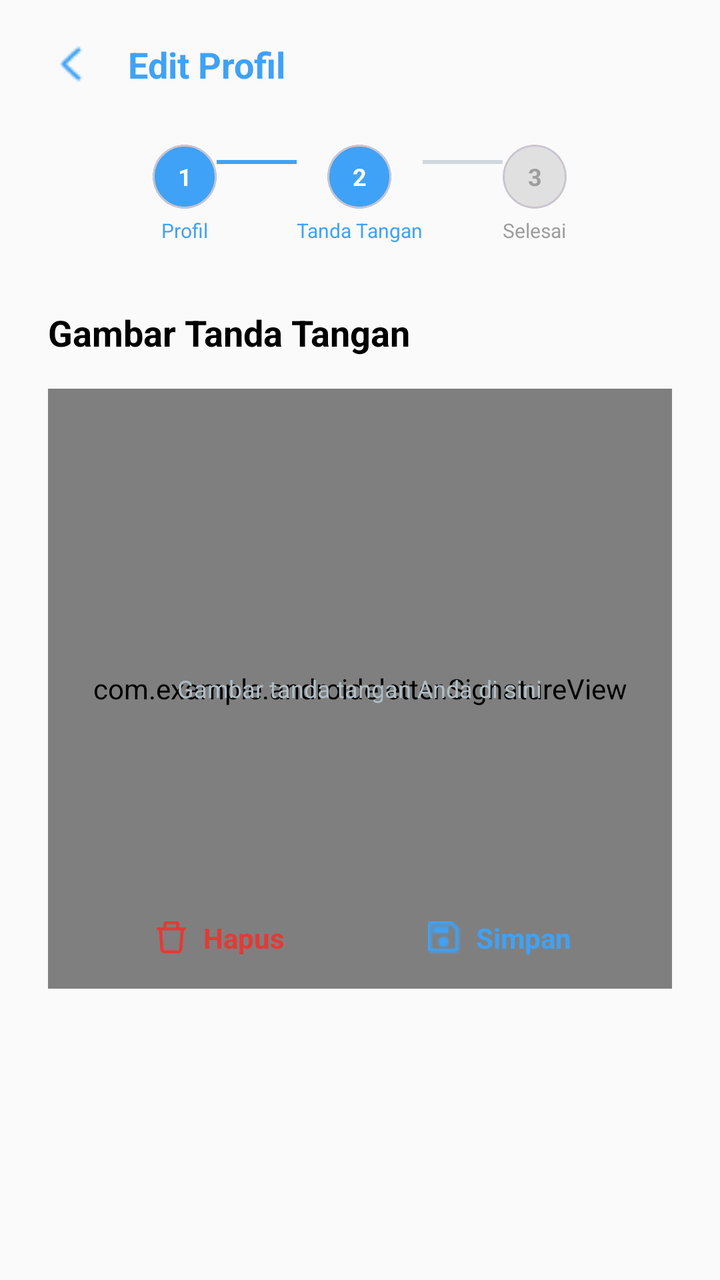
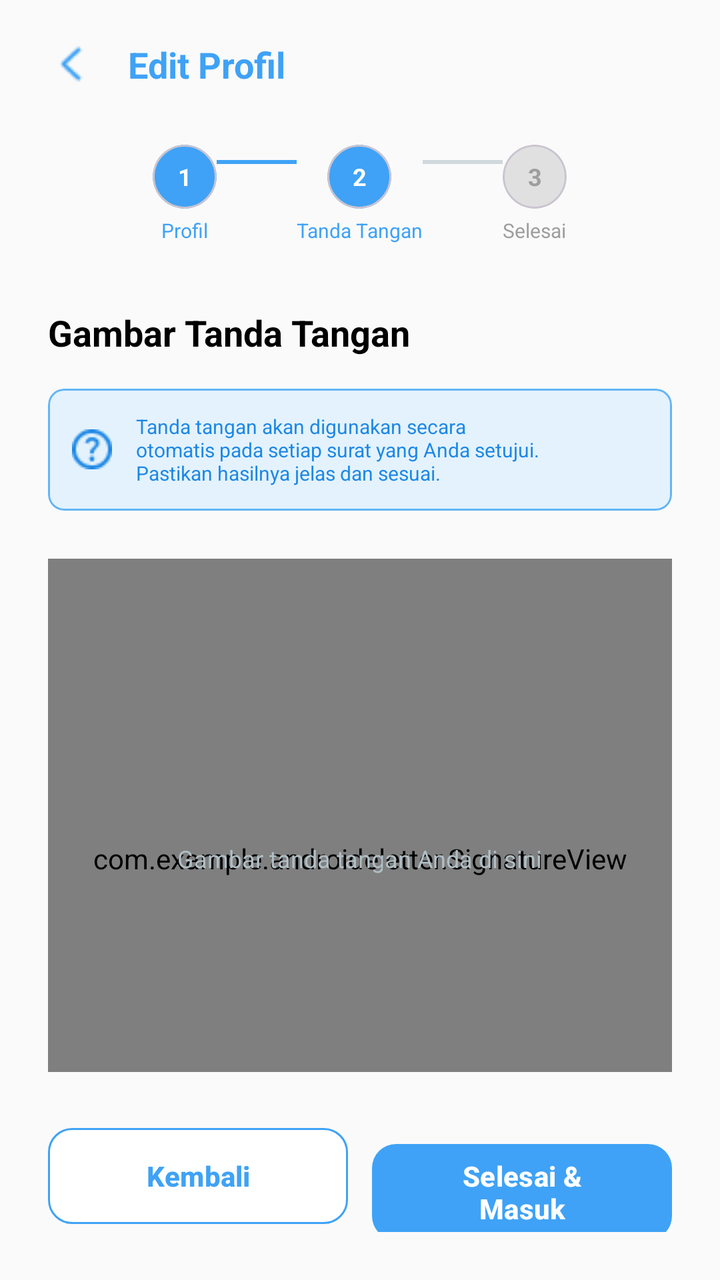

Compare the two renders of this Android layout. The source of the first and the diff that turns it into the second are given below.
<!-- AndroidManifest.xml: application theme Theme.AndroidELetter -->
<!-- res/layout/halaman_tanda_tangan_siswa.xml -->
<?xml version="1.0" encoding="utf-8"?>
<androidx.constraintlayout.widget.ConstraintLayout xmlns:android="http://schemas.android.com/apk/res/android"
    xmlns:app="http://schemas.android.com/apk/res-auto"
    xmlns:tools="http://schemas.android.com/tools"
    android:layout_width="match_parent"
    android:layout_height="match_parent"
    android:background="#FAFAFA"
    tools:context=".halaman_tanda_tangan_siswa">

    
    <LinearLayout
        android:id="@+id/header_layout"
        android:layout_width="match_parent"
        android:layout_height="wrap_content"
        android:gravity="center_vertical"
        android:orientation="horizontal"
        android:paddingHorizontal="24dp"
        android:paddingVertical="20dp"
        app:layout_constraintTop_toTopOf="parent">

        <ImageView android:id="@+id/btn_back" android:layout_width="24dp" android:layout_height="24dp" android:src="@drawable/tombol_back" app:tint="#3FA2F6" />
        <TextView android:layout_width="wrap_content" android:layout_height="wrap_content" android:layout_marginStart="16dp" android:text="Edit Profil" android:textColor="#3FA2F6" android:textSize="18sp" android:textStyle="bold" />
    </LinearLayout>

    <LinearLayout
        android:layout_width="match_parent"
        android:layout_height="0dp"
        android:orientation="vertical"
        android:paddingHorizontal="24dp"
        app:layout_constraintBottom_toBottomOf="parent"
        app:layout_constraintTop_toBottomOf="@+id/header_layout">

        
        <LinearLayout android:layout_width="match_parent" android:layout_height="wrap_content" android:layout_marginTop="8dp" android:layout_marginBottom="32dp" android:gravity="center" android:orientation="horizontal">
            
            <LinearLayout android:layout_width="wrap_content" android:layout_height="wrap_content" android:orientation="vertical" android:gravity="center">
                <com.google.android.material.card.MaterialCardView android:layout_width="32dp" android:layout_height="32dp" app:cardBackgroundColor="#3FA2F6" app:cardCornerRadius="16dp" app:cardElevation="0dp">
                    <TextView android:layout_width="match_parent" android:layout_height="match_parent" android:gravity="center" android:text="1" android:textColor="@color/white" android:textSize="12sp" android:textStyle="bold" />
                </com.google.android.material.card.MaterialCardView>
                <TextView android:layout_width="wrap_content" android:layout_height="wrap_content" android:layout_marginTop="4dp" android:text="Profil" android:textColor="#3FA2F6" android:textSize="10sp" />
            </LinearLayout>
            <View android:layout_width="40dp" android:layout_height="2dp" android:layout_marginBottom="16dp" android:background="#3FA2F6" />
            
            <LinearLayout android:layout_width="wrap_content" android:layout_height="wrap_content" android:orientation="vertical" android:gravity="center">
                <com.google.android.material.card.MaterialCardView android:layout_width="32dp" android:layout_height="32dp" app:cardBackgroundColor="#3FA2F6" app:cardCornerRadius="16dp" app:cardElevation="0dp">
                    <TextView android:layout_width="match_parent" android:layout_height="match_parent" android:gravity="center" android:text="2" android:textColor="@color/white" android:textSize="12sp" android:textStyle="bold" />
                </com.google.android.material.card.MaterialCardView>
                <TextView android:layout_width="wrap_content" android:layout_height="wrap_content" android:layout_marginTop="4dp" android:text="Tanda Tangan" android:textColor="#3FA2F6" android:textSize="10sp" />
            </LinearLayout>
            <View android:layout_width="40dp" android:layout_height="2dp" android:layout_marginBottom="16dp" android:background="#CFD8DC" />
            
            <LinearLayout android:layout_width="wrap_content" android:layout_height="wrap_content" android:orientation="vertical" android:gravity="center">
                <com.google.android.material.card.MaterialCardView android:layout_width="32dp" android:layout_height="32dp" app:cardBackgroundColor="#E0E0E0" app:cardCornerRadius="16dp" app:cardElevation="0dp">
                    <TextView android:layout_width="match_parent" android:layout_height="match_parent" android:gravity="center" android:text="3" android:textColor="#9E9E9E" android:textSize="12sp" android:textStyle="bold" />
                </com.google.android.material.card.MaterialCardView>
                <TextView android:layout_width="wrap_content" android:layout_height="wrap_content" android:layout_marginTop="4dp" android:text="Selesai" android:textColor="#9E9E9E" android:textSize="10sp" />
            </LinearLayout>
        </LinearLayout>

        <TextView android:layout_width="wrap_content" android:layout_height="wrap_content" android:text="Gambar Tanda Tangan" android:textColor="@android:color/black" android:textSize="18sp" android:textStyle="bold" />

        
        <RelativeLayout
            android:layout_width="match_parent"
            android:layout_height="300dp"
            android:layout_marginTop="16dp"
            android:background="@drawable/bg_dashed_border"> 

            <com.example.androideletter.SignatureView
                android:id="@+id/signature_pad"
                android:layout_width="match_parent"
                android:layout_height="match_parent" />

            <TextView
                android:id="@+id/placeholder_text"
                android:layout_width="wrap_content"
                android:layout_height="wrap_content"
                android:layout_centerInParent="true"
                android:text="Gambar tanda tangan Anda di sini"
                android:textColor="#B0BEC5"
                android:textSize="12sp"/>

            
            <LinearLayout
                android:layout_width="match_parent"
                android:layout_height="wrap_content"
                android:layout_alignParentBottom="true"
                android:orientation="horizontal"
                android:padding="16dp">

                
                <LinearLayout android:id="@+id/btn_hapus_ttd" android:layout_width="0dp" android:layout_height="wrap_content" android:layout_weight="1" android:gravity="center" android:orientation="horizontal">
                    <ImageView android:layout_width="16dp" android:layout_height="16dp" android:src="@drawable/tempat_sampah" app:tint="#E53935" />
                    <TextView android:layout_width="wrap_content" android:layout_height="wrap_content" android:layout_marginStart="8dp" android:text="Hapus" android:textColor="#E53935" android:textStyle="bold" />
                </LinearLayout>

                
                <LinearLayout android:id="@+id/btn_simpan_ttd" android:layout_width="0dp" android:layout_height="wrap_content" android:layout_weight="1" android:gravity="center" android:orientation="horizontal">
                    <ImageView android:layout_width="16dp" android:layout_height="16dp" android:src="@drawable/icon_save" app:tint="#3FA2F6" />
                    <TextView android:layout_width="wrap_content" android:layout_height="wrap_content" android:layout_marginStart="8dp" android:text="Simpan" android:textColor="#3FA2F6" android:textStyle="bold" />
                </LinearLayout>

            </LinearLayout>
        </RelativeLayout>

    </LinearLayout>
</androidx.constraintlayout.widget.ConstraintLayout>
<!-- resources referenced by this layout -->
<resources>
  <color name="white">#FFFFFFFF</color>
  <!-- drawable bg_dashed_border (drawable) -->
  <?xml version="1.0" encoding="utf-8"?>
  <shape xmlns:android="http://schemas.android.com/apk/res/android"
      android:shape="rectangle">
      <solid android:color="@android:color/transparent" />
      <corners android:radius="16dp" />
      <stroke
          android:width="2dp"
          android:color="#CFD8DC"
          android:dashWidth="10dp"
          android:dashGap="8dp" />
  </shape>
  <!-- drawable icon_save: png bitmap (drawable, 400 bytes) -->
  <!-- drawable tempat_sampah (drawable) -->
  <vector xmlns:android="http://schemas.android.com/apk/res/android"
      android:width="25dp"
      android:height="27dp"
      android:viewportWidth="25"
      android:viewportHeight="27">
    <path
        android:pathData="M8.482,5.063V2.531H16.518V5.063H8.482ZM5.804,5.063V1.688C5.804,1.24 5.992,0.811 6.327,0.494C6.661,0.178 7.116,0 7.589,0L17.411,0C17.884,0 18.338,0.178 18.673,0.494C19.008,0.811 19.196,1.24 19.196,1.688V5.063H23.661C24.016,5.063 24.357,5.196 24.608,5.433C24.859,5.671 25,5.992 25,6.328C25,6.664 24.859,6.986 24.608,7.223C24.357,7.46 24.016,7.594 23.661,7.594H23.009L21.682,23.883C21.613,24.731 21.208,25.523 20.548,26.101C19.888,26.679 19.021,27 18.121,27H6.879C5.979,27 5.112,26.679 4.452,26.101C3.792,25.523 3.387,24.731 3.318,23.883L1.991,7.594H1.339C0.984,7.594 0.643,7.46 0.392,7.223C0.141,6.986 0,6.664 0,6.328C0,5.992 0.141,5.671 0.392,5.433C0.643,5.196 0.984,5.063 1.339,5.063H5.804ZM4.679,7.594H20.321L19.011,23.689C18.994,23.901 18.892,24.099 18.728,24.244C18.563,24.388 18.346,24.469 18.121,24.469H6.879C6.654,24.469 6.437,24.388 6.272,24.244C6.107,24.099 6.006,23.901 5.989,23.689L4.679,7.594Z"
        android:fillColor="#BF0A0A"
        android:fillType="evenOdd"/>
  </vector>
  <!-- drawable tombol_back: png bitmap (drawable, 352 bytes) -->
  <style name="Theme.AndroidELetter" parent="Base.Theme.AndroidELetter" />
  <style name="Base.Theme.AndroidELetter" parent="Theme.Material3.DayNight.NoActionBar">
          
          
      </style>
</resources>

<!-- the commit's change to res/layout/halaman_tanda_tangan_siswa.xml (unified diff, before → after) -->
@@ -18,90 +18,155 @@
         android:paddingVertical="20dp"
         app:layout_constraintTop_toTopOf="parent">
 
-        <ImageView android:id="@+id/btn_back" android:layout_width="24dp" android:layout_height="24dp" android:src="@drawable/tombol_back" app:tint="#3FA2F6" />
+        <ImageView android:id="@+id/btn_back_header" android:layout_width="24dp" android:layout_height="24dp" android:src="@drawable/tombol_back" app:tint="#3FA2F6" />
         <TextView android:layout_width="wrap_content" android:layout_height="wrap_content" android:layout_marginStart="16dp" android:text="Edit Profil" android:textColor="#3FA2F6" android:textSize="18sp" android:textStyle="bold" />
     </LinearLayout>
 
-    <LinearLayout
+    
+    <ScrollView
         android:layout_width="match_parent"
         android:layout_height="0dp"
-        android:orientation="vertical"
-        android:paddingHorizontal="24dp"
-        app:layout_constraintBottom_toBottomOf="parent"
+        android:clipToPadding="false"
+        android:paddingBottom="24dp"
+        android:scrollbars="none"
+        app:layout_constraintBottom_toTopOf="@+id/bottom_action_buttons"
         app:layout_constraintTop_toBottomOf="@+id/header_layout">
 
-        
-        <LinearLayout android:layout_width="match_parent" android:layout_height="wrap_content" android:layout_marginTop="8dp" android:layout_marginBottom="32dp" android:gravity="center" android:orientation="horizontal">
-            
-            <LinearLayout android:layout_width="wrap_content" android:layout_height="wrap_content" android:orientation="vertical" android:gravity="center">
-                <com.google.android.material.card.MaterialCardView android:layout_width="32dp" android:layout_height="32dp" app:cardBackgroundColor="#3FA2F6" app:cardCornerRadius="16dp" app:cardElevation="0dp">
-                    <TextView android:layout_width="match_parent" android:layout_height="match_parent" android:gravity="center" android:text="1" android:textColor="@color/white" android:textSize="12sp" android:textStyle="bold" />
-                </com.google.android.material.card.MaterialCardView>
-                <TextView android:layout_width="wrap_content" android:layout_height="wrap_content" android:layout_marginTop="4dp" android:text="Profil" android:textColor="#3FA2F6" android:textSize="10sp" />
-            </LinearLayout>
-            <View android:layout_width="40dp" android:layout_height="2dp" android:layout_marginBottom="16dp" android:background="#3FA2F6" />
-            
-            <LinearLayout android:layout_width="wrap_content" android:layout_height="wrap_content" android:orientation="vertical" android:gravity="center">
-                <com.google.android.material.card.MaterialCardView android:layout_width="32dp" android:layout_height="32dp" app:cardBackgroundColor="#3FA2F6" app:cardCornerRadius="16dp" app:cardElevation="0dp">
-                    <TextView android:layout_width="match_parent" android:layout_height="match_parent" android:gravity="center" android:text="2" android:textColor="@color/white" android:textSize="12sp" android:textStyle="bold" />
-                </com.google.android.material.card.MaterialCardView>
-                <TextView android:layout_width="wrap_content" android:layout_height="wrap_content" android:layout_marginTop="4dp" android:text="Tanda Tangan" android:textColor="#3FA2F6" android:textSize="10sp" />
-            </LinearLayout>
-            <View android:layout_width="40dp" android:layout_height="2dp" android:layout_marginBottom="16dp" android:background="#CFD8DC" />
-            
-            <LinearLayout android:layout_width="wrap_content" android:layout_height="wrap_content" android:orientation="vertical" android:gravity="center">
-                <com.google.android.material.card.MaterialCardView android:layout_width="32dp" android:layout_height="32dp" app:cardBackgroundColor="#E0E0E0" app:cardCornerRadius="16dp" app:cardElevation="0dp">
-                    <TextView android:layout_width="match_parent" android:layout_height="match_parent" android:gravity="center" android:text="3" android:textColor="#9E9E9E" android:textSize="12sp" android:textStyle="bold" />
-                </com.google.android.material.card.MaterialCardView>
-                <TextView android:layout_width="wrap_content" android:layout_height="wrap_content" android:layout_marginTop="4dp" android:text="Selesai" android:textColor="#9E9E9E" android:textSize="10sp" />
-            </LinearLayout>
-        </LinearLayout>
-
-        <TextView android:layout_width="wrap_content" android:layout_height="wrap_content" android:text="Gambar Tanda Tangan" android:textColor="@android:color/black" android:textSize="18sp" android:textStyle="bold" />
-
-        
-        <RelativeLayout
+        <LinearLayout
             android:layout_width="match_parent"
-            android:layout_height="300dp"
-            android:layout_marginTop="16dp"
-            android:background="@drawable/bg_dashed_border"> 
-
-            <com.example.androideletter.SignatureView
-                android:id="@+id/signature_pad"
-                android:layout_width="match_parent"
-                android:layout_height="match_parent" />
-
-            <TextView
-                android:id="@+id/placeholder_text"
-                android:layout_width="wrap_content"
-                android:layout_height="wrap_content"
-                android:layout_centerInParent="true"
-                android:text="Gambar tanda tangan Anda di sini"
-                android:textColor="#B0BEC5"
-                android:textSize="12sp"/>
+            android:layout_height="wrap_content"
+            android:orientation="vertical"
+            android:paddingHorizontal="24dp">
 
             
-            <LinearLayout
+            <LinearLayout android:layout_width="match_parent" android:layout_height="wrap_content" android:layout_marginTop="8dp" android:layout_marginBottom="32dp" android:gravity="center" android:orientation="horizontal">
+                
+                <LinearLayout android:layout_width="wrap_content" android:layout_height="wrap_content" android:orientation="vertical" android:gravity="center">
+                    <com.google.android.material.card.MaterialCardView android:layout_width="32dp" android:layout_height="32dp" app:cardBackgroundColor="#3FA2F6" app:cardCornerRadius="16dp" app:cardElevation="0dp">
+                        <TextView android:layout_width="match_parent" android:layout_height="match_parent" android:gravity="center" android:text="1" android:textColor="@color/white" android:textSize="12sp" android:textStyle="bold" />
+                    </com.google.android.material.card.MaterialCardView>
+                    <TextView android:layout_width="wrap_content" android:layout_height="wrap_content" android:layout_marginTop="4dp" android:text="Profil" android:textColor="#3FA2F6" android:textSize="10sp" />
+                </LinearLayout>
+                <View android:layout_width="40dp" android:layout_height="2dp" android:layout_marginBottom="16dp" android:background="#3FA2F6" />
+                
+                <LinearLayout android:layout_width="wrap_content" android:layout_height="wrap_content" android:orientation="vertical" android:gravity="center">
+                    <com.google.android.material.card.MaterialCardView android:layout_width="32dp" android:layout_height="32dp" app:cardBackgroundColor="#3FA2F6" app:cardCornerRadius="16dp" app:cardElevation="0dp">
+                        <TextView android:layout_width="match_parent" android:layout_height="match_parent" android:gravity="center" android:text="2" android:textColor="@color/white" android:textSize="12sp" android:textStyle="bold" />
+                    </com.google.android.material.card.MaterialCardView>
+                    <TextView android:layout_width="wrap_content" android:layout_height="wrap_content" android:layout_marginTop="4dp" android:text="Tanda Tangan" android:textColor="#3FA2F6" android:textSize="10sp" />
+                </LinearLayout>
+                <View android:layout_width="40dp" android:layout_height="2dp" android:layout_marginBottom="16dp" android:background="#CFD8DC" />
+                
+                <LinearLayout android:layout_width="wrap_content" android:layout_height="wrap_content" android:orientation="vertical" android:gravity="center">
+                    <com.google.android.material.card.MaterialCardView android:layout_width="32dp" android:layout_height="32dp" app:cardBackgroundColor="#E0E0E0" app:cardCornerRadius="16dp" app:cardElevation="0dp">
+                        <TextView android:layout_width="match_parent" android:layout_height="match_parent" android:gravity="center" android:text="3" android:textColor="#9E9E9E" android:textSize="12sp" android:textStyle="bold" />
+                    </com.google.android.material.card.MaterialCardView>
+                    <TextView android:layout_width="wrap_content" android:layout_height="wrap_content" android:layout_marginTop="4dp" android:text="Selesai" android:textColor="#9E9E9E" android:textSize="10sp" />
+                </LinearLayout>
+            </LinearLayout>
+
+            <TextView android:layout_width="wrap_content" android:layout_height="wrap_content" android:text="Gambar Tanda Tangan" android:textColor="@android:color/black" android:textSize="18sp" android:textStyle="bold" />
+
+            
+            <com.google.android.material.card.MaterialCardView
                 android:layout_width="match_parent"
                 android:layout_height="wrap_content"
-                android:layout_alignParentBottom="true"
-                android:orientation="horizontal"
-                android:padding="16dp">
+                android:layout_marginTop="16dp"
+                app:cardBackgroundColor="#E3F2FD"
+                app:cardCornerRadius="8dp"
+                app:cardElevation="0dp"
+                app:strokeColor="#64B5F6"
+                app:strokeWidth="1dp">
+                <LinearLayout android:layout_width="match_parent" android:layout_height="wrap_content" android:orientation="horizontal" android:padding="12dp" android:gravity="center_vertical">
+                    
+                    <ImageView android:layout_width="20dp" android:layout_height="20dp" android:src="@drawable/icon_panduan_new" app:tint="#1E88E5" />
+                    <TextView android:layout_width="wrap_content" android:layout_height="wrap_content" android:layout_marginStart="12dp" android:text="Tanda tangan akan digunakan secara\notomatis pada setiap surat yang Anda setujui.\nPastikan hasilnya jelas dan sesuai." android:textColor="#1E88E5" android:textSize="10sp" />
+                </LinearLayout>
+            </com.google.android.material.card.MaterialCardView>
+
+            
+            <RelativeLayout
+                android:layout_width="match_parent"
+                android:layout_height="300dp"
+                android:layout_marginTop="24dp"
+                android:background="@drawable/bg_dashed_border">
+
+                <com.example.androideletter.SignatureView
+                    android:id="@+id/signature_pad"
+                    android:layout_width="match_parent"
+                    android:layout_height="match_parent" />
+
+                <TextView
+                    android:id="@+id/placeholder_text"
+                    android:layout_width="wrap_content"
+                    android:layout_height="wrap_content"
+                    android:layout_centerInParent="true"
+                    android:text="Gambar tanda tangan Anda di sini"
+                    android:textColor="#B0BEC5"
+                    android:textSize="12sp"/>
 
                 
-                <LinearLayout android:id="@+id/btn_hapus_ttd" android:layout_width="0dp" android:layout_height="wrap_content" android:layout_weight="1" android:gravity="center" android:orientation="horizontal">
-                    <ImageView android:layout_width="16dp" android:layout_height="16dp" android:src="@drawable/tempat_sampah" app:tint="#E53935" />
-                    <TextView android:layout_width="wrap_content" android:layout_height="wrap_content" android:layout_marginStart="8dp" android:text="Hapus" android:textColor="#E53935" android:textStyle="bold" />
+                <LinearLayout
+                    android:layout_width="match_parent"
+                    android:layout_height="wrap_content"
+                    android:layout_alignParentBottom="true"
+                    android:orientation="horizontal"
+                    android:padding="16dp">
+
+                    <LinearLayout android:id="@+id/btn_hapus_ttd" android:layout_width="0dp" android:layout_height="wrap_content" android:layout_weight="1" android:gravity="center" android:orientation="horizontal">
+                        <ImageView android:layout_width="16dp" android:layout_height="16dp" android:src="@drawable/tempat_sampah" app:tint="#E53935" />
+                        <TextView android:layout_width="wrap_content" android:layout_height="wrap_content" android:layout_marginStart="8dp" android:text="Hapus" android:textColor="#E53935" android:textStyle="bold" />
+                    </LinearLayout>
+
+                    <LinearLayout android:id="@+id/btn_simpan_ttd" android:layout_width="0dp" android:layout_height="wrap_content" android:layout_weight="1" android:gravity="center" android:orientation="horizontal">
+                        <ImageView android:layout_width="16dp" android:layout_height="16dp" android:src="@drawable/icon_save" app:tint="#3FA2F6" />
+                        <TextView android:layout_width="wrap_content" android:layout_height="wrap_content" android:layout_marginStart="8dp" android:text="Simpan" android:textColor="#3FA2F6" android:textStyle="bold" />
+                    </LinearLayout>
+
                 </LinearLayout>
+            </RelativeLayout>
 
-                
-                <LinearLayout android:id="@+id/btn_simpan_ttd" android:layout_width="0dp" android:layout_height="wrap_content" android:layout_weight="1" android:gravity="center" android:orientation="horizontal">
-                    <ImageView android:layout_width="16dp" android:layout_height="16dp" android:src="@drawable/icon_save" app:tint="#3FA2F6" />
-                    <TextView android:layout_width="wrap_content" android:layout_height="wrap_content" android:layout_marginStart="8dp" android:text="Simpan" android:textColor="#3FA2F6" android:textStyle="bold" />
-                </LinearLayout>
+        </LinearLayout>
+    </ScrollView>
 
-            </LinearLayout>
-        </RelativeLayout>
+    
+    <LinearLayout
+        android:id="@+id/bottom_action_buttons"
+        android:layout_width="match_parent"
+        android:layout_height="wrap_content"
+        android:orientation="horizontal"
+        android:padding="24dp"
+        app:layout_constraintBottom_toBottomOf="parent">
 
+        <com.google.android.material.button.MaterialButton
+            android:id="@+id/btn_kembali"
+            android:layout_width="0dp"
+            android:layout_height="56dp"
+            android:layout_marginEnd="6dp"
+            android:layout_weight="1"
+            android:text="Kembali"
+            android:textAllCaps="false"
+            android:textColor="#3FA2F6"
+            android:textSize="14sp"
+            android:textStyle="bold"
+            app:backgroundTint="@color/white"
+            app:cornerRadius="12dp"
+            app:strokeColor="#3FA2F6"
+            app:strokeWidth="1dp" />
+
+        <com.google.android.material.button.MaterialButton
+            android:id="@+id/btn_selesai"
+            android:layout_width="0dp"
+            android:layout_height="56dp"
+            android:layout_marginStart="6dp"
+            android:layout_weight="1"
+            android:text="Selesai &amp; Masuk"
+            android:textAllCaps="false"
+            android:textColor="@color/white"
+            android:textSize="14sp"
+            android:textStyle="bold"
+            app:backgroundTint="#3FA2F6"
+            app:cornerRadius="12dp" />
     </LinearLayout>
+
 </androidx.constraintlayout.widget.ConstraintLayout>
<!-- resource entries referenced after the edit -->
@@ -13,6 +13,7 @@
           android:dashWidth="10dp"
           android:dashGap="8dp" />
   </shape>
+  <!-- drawable icon_panduan_new: png bitmap (drawable, 780 bytes) -->
   <!-- drawable icon_save: png bitmap (drawable, 400 bytes) -->
   <!-- drawable tempat_sampah (drawable) -->
   <vector xmlns:android="http://schemas.android.com/apk/res/android"
